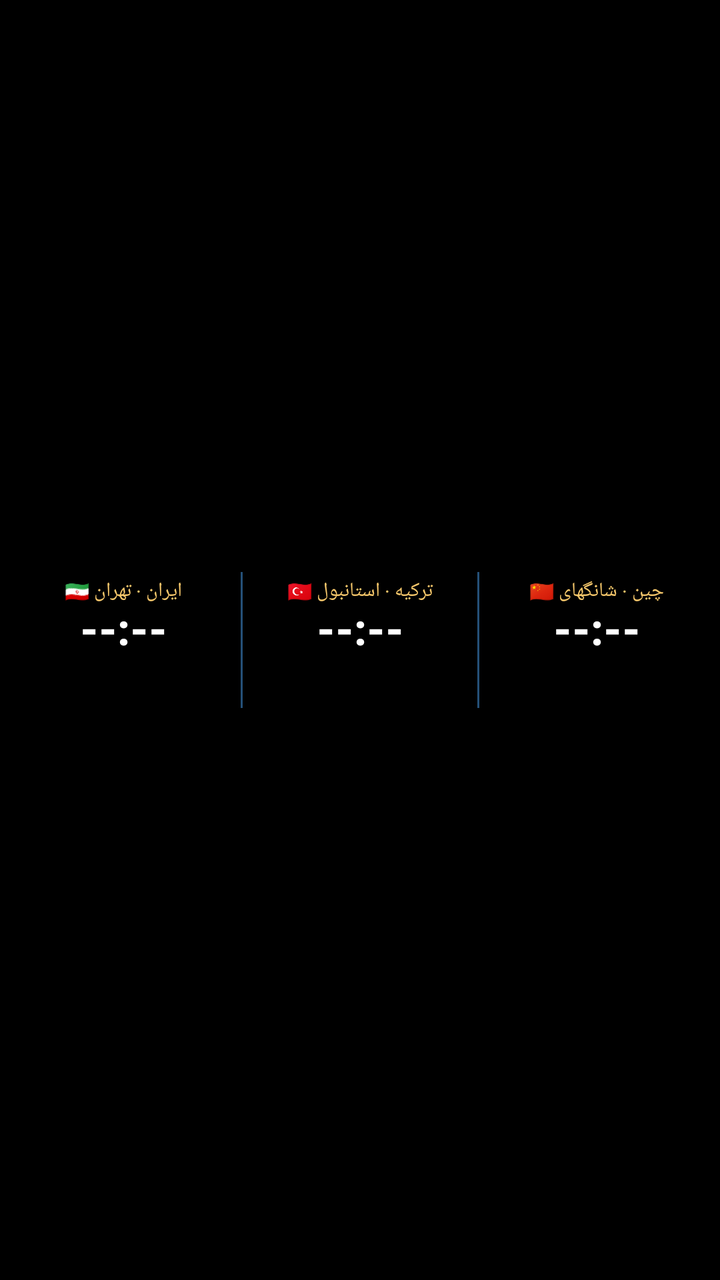
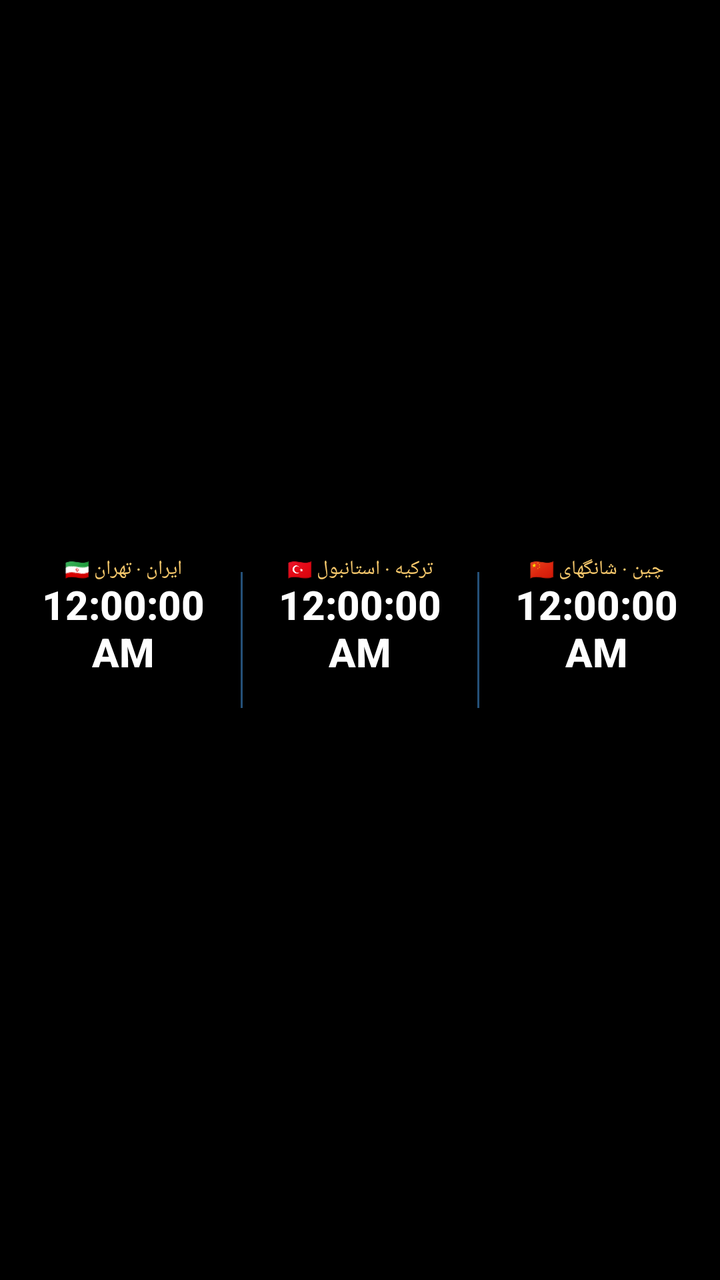

Before-and-after screenshots of an Android layout around one commit, followed by the original layout XML and the change that was made.
<!-- AndroidManifest.xml: application theme android:Theme.Material.NoActionBar -->
<!-- res/layout/world_clock_widget.xml -->
<?xml version="1.0" encoding="utf-8"?>
<LinearLayout xmlns:android="http://schemas.android.com/apk/res/android"
    android:id="@+id/widget_root"
    android:layout_width="match_parent"
    android:layout_height="match_parent"
    android:orientation="horizontal"
    android:gravity="center"
    android:background="#000000"
    android:paddingStart="3dp"
    android:paddingEnd="3dp"
    android:paddingTop="5dp"
    android:paddingBottom="5dp">

    <LinearLayout
        android:layout_width="0dp"
        android:layout_height="match_parent"
        android:layout_weight="1"
        android:orientation="vertical"
        android:gravity="center"
        android:padding="2dp"
        android:background="#000000">
        <TextView android:id="@+id/city_name_1" android:layout_width="match_parent" android:layout_height="wrap_content" android:text="🇮🇷 ایران · تهران" android:textColor="#F5C76B" android:textSize="10sp" android:gravity="center" android:maxLines="1" android:ellipsize="end"/>
        <TextView android:id="@+id/city_time_1" android:layout_width="match_parent" android:layout_height="wrap_content" android:text="--:--" android:textColor="#FFFFFF" android:textSize="22sp" android:textStyle="bold" android:gravity="center" android:fontFamily="sans-serif-medium" android:includeFontPadding="false"/>
        <TextView android:id="@+id/city_date_1" android:layout_width="match_parent" android:layout_height="wrap_content" android:text=" " android:textColor="#D5DFEC" android:textSize="8sp" android:gravity="center" android:maxLines="1" android:ellipsize="end"/>
        <TextView android:id="@+id/city_zone_1" android:layout_width="match_parent" android:layout_height="wrap_content" android:text=" " android:textColor="#F5C76B" android:textSize="9sp" android:gravity="center"/>
    </LinearLayout>

    <TextView android:layout_width="1dp" android:layout_height="68dp" android:text="" android:background="#245078"/>

    <LinearLayout
        android:layout_width="0dp"
        android:layout_height="match_parent"
        android:layout_weight="1"
        android:orientation="vertical"
        android:gravity="center"
        android:padding="2dp"
        android:background="#000000">
        <TextView android:id="@+id/city_name_2" android:layout_width="match_parent" android:layout_height="wrap_content" android:text="🇹🇷 ترکیه · استانبول" android:textColor="#F5C76B" android:textSize="10sp" android:gravity="center" android:maxLines="1" android:ellipsize="end"/>
        <TextView android:id="@+id/city_time_2" android:layout_width="match_parent" android:layout_height="wrap_content" android:text="--:--" android:textColor="#FFFFFF" android:textSize="22sp" android:textStyle="bold" android:gravity="center" android:fontFamily="sans-serif-medium" android:includeFontPadding="false"/>
        <TextView android:id="@+id/city_date_2" android:layout_width="match_parent" android:layout_height="wrap_content" android:text=" " android:textColor="#D5DFEC" android:textSize="8sp" android:gravity="center" android:maxLines="1" android:ellipsize="end"/>
        <TextView android:id="@+id/city_zone_2" android:layout_width="match_parent" android:layout_height="wrap_content" android:text=" " android:textColor="#F5C76B" android:textSize="9sp" android:gravity="center"/>
    </LinearLayout>

    <TextView android:layout_width="1dp" android:layout_height="68dp" android:text="" android:background="#245078"/>

    <LinearLayout
        android:layout_width="0dp"
        android:layout_height="match_parent"
        android:layout_weight="1"
        android:orientation="vertical"
        android:gravity="center"
        android:padding="2dp"
        android:background="#000000">
        <TextView android:id="@+id/city_name_3" android:layout_width="match_parent" android:layout_height="wrap_content" android:text="🇨🇳 چین · شانگهای" android:textColor="#F5C76B" android:textSize="10sp" android:gravity="center" android:maxLines="1" android:ellipsize="end"/>
        <TextView android:id="@+id/city_time_3" android:layout_width="match_parent" android:layout_height="wrap_content" android:text="--:--" android:textColor="#FFFFFF" android:textSize="22sp" android:textStyle="bold" android:gravity="center" android:fontFamily="sans-serif-medium" android:includeFontPadding="false"/>
        <TextView android:id="@+id/city_date_3" android:layout_width="match_parent" android:layout_height="wrap_content" android:text=" " android:textColor="#D5DFEC" android:textSize="8sp" android:gravity="center" android:maxLines="1" android:ellipsize="end"/>
        <TextView android:id="@+id/city_zone_3" android:layout_width="match_parent" android:layout_height="wrap_content" android:text=" " android:textColor="#F5C76B" android:textSize="9sp" android:gravity="center"/>
    </LinearLayout>
</LinearLayout>
<!-- resources referenced by this layout -->
<resources>

</resources>

<!-- the commit's change to res/layout/world_clock_widget.xml (unified diff, before → after) -->
@@ -20,7 +20,7 @@
         android:padding="2dp"
         android:background="#000000">
         <TextView android:id="@+id/city_name_1" android:layout_width="match_parent" android:layout_height="wrap_content" android:text="🇮🇷 ایران · تهران" android:textColor="#F5C76B" android:textSize="10sp" android:gravity="center" android:maxLines="1" android:ellipsize="end"/>
-        <TextView android:id="@+id/city_time_1" android:layout_width="match_parent" android:layout_height="wrap_content" android:text="--:--" android:textColor="#FFFFFF" android:textSize="22sp" android:textStyle="bold" android:gravity="center" android:fontFamily="sans-serif-medium" android:includeFontPadding="false"/>
+        <TextClock android:id="@+id/city_time_1" android:layout_width="match_parent" android:layout_height="wrap_content" android:format12Hour="h:mm:ss a" android:format24Hour="HH:mm:ss" android:textColor="#FFFFFF" android:textSize="20sp" android:textStyle="bold" android:gravity="center" android:fontFamily="sans-serif-medium" android:includeFontPadding="false"/>
         <TextView android:id="@+id/city_date_1" android:layout_width="match_parent" android:layout_height="wrap_content" android:text=" " android:textColor="#D5DFEC" android:textSize="8sp" android:gravity="center" android:maxLines="1" android:ellipsize="end"/>
         <TextView android:id="@+id/city_zone_1" android:layout_width="match_parent" android:layout_height="wrap_content" android:text=" " android:textColor="#F5C76B" android:textSize="9sp" android:gravity="center"/>
     </LinearLayout>
@@ -36,7 +36,7 @@
         android:padding="2dp"
         android:background="#000000">
         <TextView android:id="@+id/city_name_2" android:layout_width="match_parent" android:layout_height="wrap_content" android:text="🇹🇷 ترکیه · استانبول" android:textColor="#F5C76B" android:textSize="10sp" android:gravity="center" android:maxLines="1" android:ellipsize="end"/>
-        <TextView android:id="@+id/city_time_2" android:layout_width="match_parent" android:layout_height="wrap_content" android:text="--:--" android:textColor="#FFFFFF" android:textSize="22sp" android:textStyle="bold" android:gravity="center" android:fontFamily="sans-serif-medium" android:includeFontPadding="false"/>
+        <TextClock android:id="@+id/city_time_2" android:layout_width="match_parent" android:layout_height="wrap_content" android:format12Hour="h:mm:ss a" android:format24Hour="HH:mm:ss" android:textColor="#FFFFFF" android:textSize="20sp" android:textStyle="bold" android:gravity="center" android:fontFamily="sans-serif-medium" android:includeFontPadding="false"/>
         <TextView android:id="@+id/city_date_2" android:layout_width="match_parent" android:layout_height="wrap_content" android:text=" " android:textColor="#D5DFEC" android:textSize="8sp" android:gravity="center" android:maxLines="1" android:ellipsize="end"/>
         <TextView android:id="@+id/city_zone_2" android:layout_width="match_parent" android:layout_height="wrap_content" android:text=" " android:textColor="#F5C76B" android:textSize="9sp" android:gravity="center"/>
     </LinearLayout>
@@ -52,7 +52,7 @@
         android:padding="2dp"
         android:background="#000000">
         <TextView android:id="@+id/city_name_3" android:layout_width="match_parent" android:layout_height="wrap_content" android:text="🇨🇳 چین · شانگهای" android:textColor="#F5C76B" android:textSize="10sp" android:gravity="center" android:maxLines="1" android:ellipsize="end"/>
-        <TextView android:id="@+id/city_time_3" android:layout_width="match_parent" android:layout_height="wrap_content" android:text="--:--" android:textColor="#FFFFFF" android:textSize="22sp" android:textStyle="bold" android:gravity="center" android:fontFamily="sans-serif-medium" android:includeFontPadding="false"/>
+        <TextClock android:id="@+id/city_time_3" android:layout_width="match_parent" android:layout_height="wrap_content" android:format12Hour="h:mm:ss a" android:format24Hour="HH:mm:ss" android:textColor="#FFFFFF" android:textSize="20sp" android:textStyle="bold" android:gravity="center" android:fontFamily="sans-serif-medium" android:includeFontPadding="false"/>
         <TextView android:id="@+id/city_date_3" android:layout_width="match_parent" android:layout_height="wrap_content" android:text=" " android:textColor="#D5DFEC" android:textSize="8sp" android:gravity="center" android:maxLines="1" android:ellipsize="end"/>
         <TextView android:id="@+id/city_zone_3" android:layout_width="match_parent" android:layout_height="wrap_content" android:text=" " android:textColor="#F5C76B" android:textSize="9sp" android:gravity="center"/>
     </LinearLayout>
